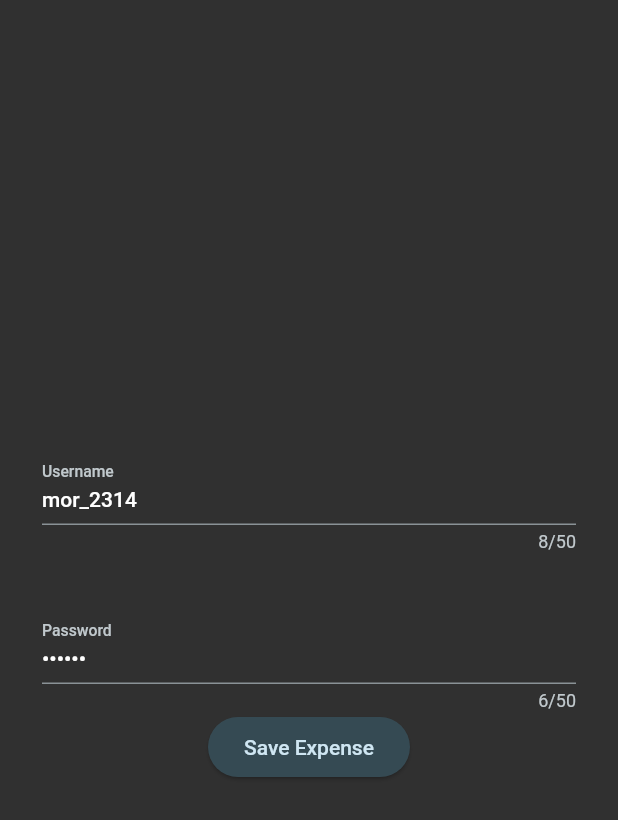
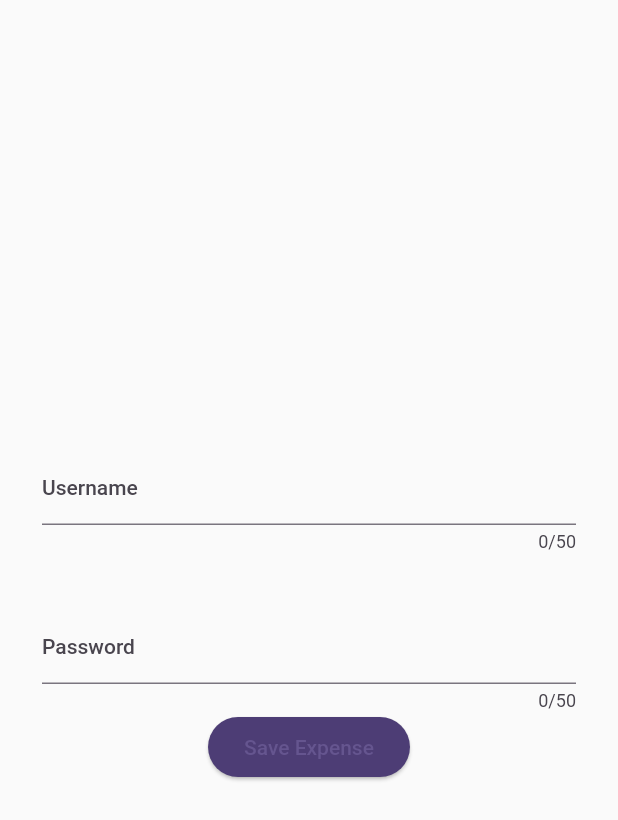
Before and after one commit to Rgada28/hermanos, a Flutter app: the HomeScreen screen opened directly, after a tap on the "logout" icon, on a phone screen of 412 x 824 dp. Shown: the top 820 px of the screen. Run offline on Flutter 3.47's test engine with Material 2 defaults, Android fonts, the phone set to English and light mode, and no system bars; our stand-ins replace flutter_rating_bar, flutter_riverpod, shared_preferences; accounts and stored records are empty; network calls fail.

Commit message:
Removed Defaults

```diff
--- a/lib/main.dart
+++ b/lib/main.dart
@@ -1,6 +1,6 @@
 import 'package:flutter/material.dart';
 import 'package:flutter_riverpod/flutter_riverpod.dart';
-import 'package:hermanos/screen/home_screen.dart';
+import 'package:hermanos/screen/splash_screen.dart';
 
 void main() {
   runApp(const MyApp());
@@ -21,7 +21,6 @@ class MyApp extends StatelessWidget {
   Widget build(BuildContext context) {
     return ProviderScope(
       child: MaterialApp(
-        themeMode: ThemeMode.dark,
         darkTheme: ThemeData.dark().copyWith(
           useMaterial3: true,
           colorScheme: kDarkColorScheme,
@@ -68,7 +67,7 @@ class MyApp extends StatelessWidget {
         ),
         debugShowCheckedModeBanner: false,
         title: 'Hermanos Test',
-        home: const HomeScreen(),
+        home: const SplashScreen(),
       ),
     );
   }
--- a/lib/screen/home_screen.dart
+++ b/lib/screen/home_screen.dart
@@ -1,3 +1,5 @@
+import 'dart:convert';
+
 import 'package:flutter/material.dart';
 import 'package:flutter_riverpod/flutter_riverpod.dart';
 import 'package:hermanos/model/product.dart';
@@ -8,7 +10,6 @@ import 'package:hermanos/screen/login_screen.dart';
 import 'package:hermanos/utils/user_storage.dart';
 import 'package:hermanos/widgets/product_card.dart';
 import 'package:http/http.dart' as http;
-import 'dart:convert';
 
 class HomeScreen extends ConsumerStatefulWidget {
   const HomeScreen({super.key});
@@ -48,24 +49,20 @@ class _HomeScreenState extends ConsumerState<HomeScreen> {
             child: SizedBox(
                 height: 150.0,
                 width: 30.0,
-                child: GestureDetector(
-                  onTap: () {
+                child: Stack(
+                  children: <Widget>[
+                    IconButton(
+                        icon: const Icon(
+                          Icons.shopping_cart,
+                        ),
+                        onPressed: () {
                           Navigator.push(
                             context,
                             MaterialPageRoute(builder: (builder) {
                               return const CartScreen();
                             }),
                           );
-                  },
-                  child: Stack(
-                    children: <Widget>[
-                      const IconButton(
-                        icon: Icon(
-                          Icons.shopping_cart,
-                          color: Colors.amber,
-                        ),
-                        onPressed: null,
-                      ),
+                        }),
                     ref.read(cartProvider).products.isEmpty
                         ? Container()
                         : Positioned(
@@ -80,7 +77,6 @@ class _HomeScreenState extends ConsumerState<HomeScreen> {
                                     child: Text(
                                       products.length.toString(),
                                       style: const TextStyle(
-                                            color: Colors.white,
                                           fontSize: 11.0,
                                           fontWeight: FontWeight.w500),
                                     ),
@@ -88,17 +84,19 @@ class _HomeScreenState extends ConsumerState<HomeScreen> {
                             ],
                           )),
                   ],
-                  ),
                 )),
           ),
           IconButton(
-              color: Colors.amber,
               onPressed: () {
                 SharePreferenceHelper.setuserLoginStatus(false);
-                Navigator.pushReplacement(context,
-                    MaterialPageRoute(builder: (builder) {
+                Navigator.pushReplacement(
+                  context,
+                  MaterialPageRoute(
+                    builder: (builder) {
                       return const LoginScreen();
-                }));
+                    },
+                  ),
+                );
               },
               tooltip: "Logout",
               icon: const Icon(Icons.logout))
--- a/lib/screen/login_screen.dart
+++ b/lib/screen/login_screen.dart
@@ -15,8 +15,8 @@ class LoginScreen extends ConsumerStatefulWidget {
 }
 
 class _LoginScreenState extends ConsumerState<LoginScreen> {
-  final _usernameController = TextEditingController(text: "mor_2314");
-  final _passwordController = TextEditingController(text: "83r5^_");
+  final _usernameController = TextEditingController(/*text: "mor_2314"*/);
+  final _passwordController = TextEditingController(/* text: "83r5^_" */);
   bool isAuthenticating = false;
 
   login() async {
--- a/lib/widgets/cart_button.dart
+++ b/lib/widgets/cart_button.dart
@@ -27,6 +27,10 @@ class _CartButtonState extends ConsumerState<CartButton> {
   @override
   Widget build(BuildContext context) {
     return Card(
+        shadowColor: Colors.white,
+        shape: RoundedRectangleBorder(
+            borderRadius: BorderRadius.circular(8.0),
+            side: BorderSide(color: Colors.white)),
         child: SizedBox(
           height: 50,
           width: 150,
```
Also changed, not shown: lib/widgets/product_card.dart (+7 -7 lines). Lines whose indentation alone changed are shown as unchanged.
